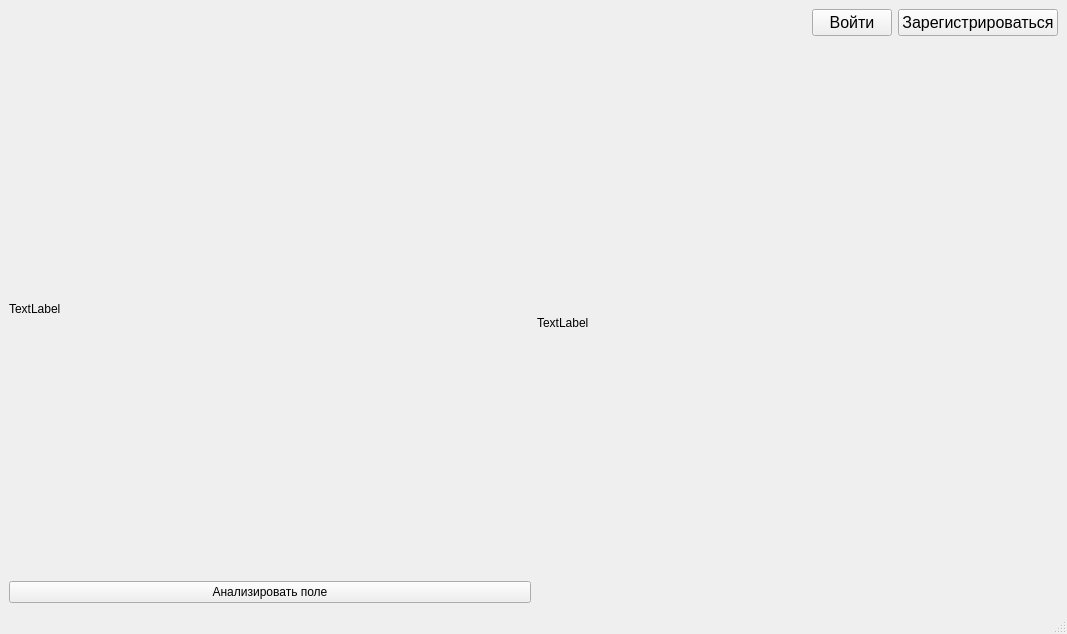
First picture: the form in descktop/hak/form.ui, repository Maxim-5GHZ/ADDCODEHACK25, before the edit.
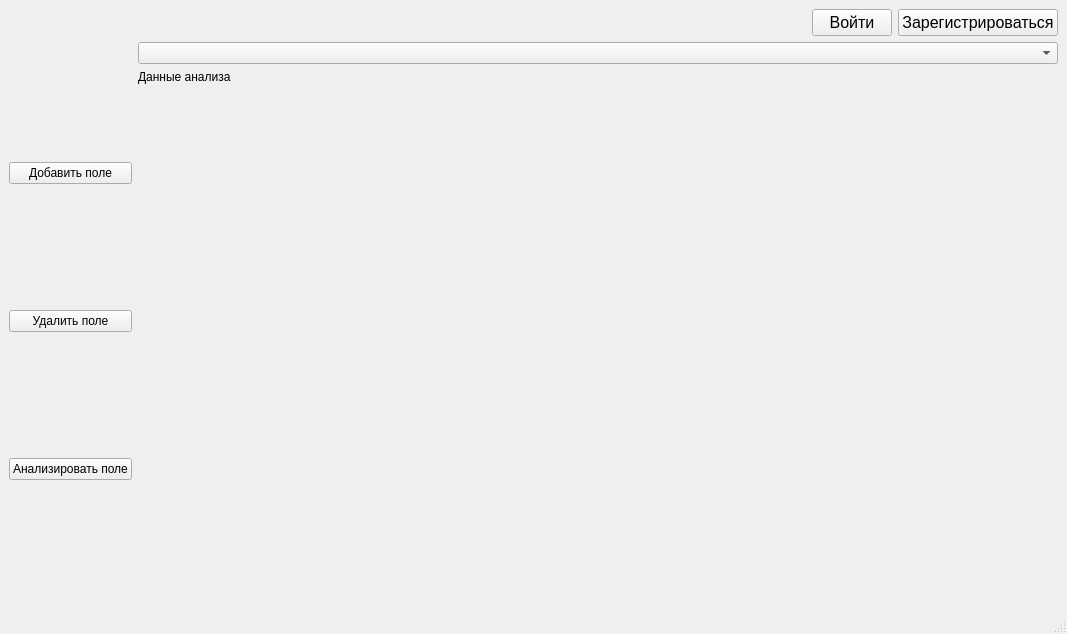
Second picture: the form after the edit.

Diff of the .ui file:
```diff
--- a/descktop/hak/form.ui
+++ b/descktop/hak/form.ui
@@ -77,9 +77,16 @@
         <item>
          <layout class="QVBoxLayout" name="verticalLayout_4">
           <item>
-           <widget class="QLabel" name="label_analyze">
+           <widget class="QPushButton" name="pushButton_add_field">
             <property name="text">
-             <string>TextLabel</string>
+             <string>Добавить поле</string>
+            </property>
+           </widget>
+          </item>
+          <item>
+           <widget class="QPushButton" name="pushButton_delite_field">
+            <property name="text">
+             <string>Удалить поле</string>
             </property>
            </widget>
           </item>
@@ -95,11 +102,44 @@
        </layout>
       </item>
       <item>
+       <layout class="QVBoxLayout" name="verticalLayout_5">
+        <item>
+         <widget class="QComboBox" name="comboBox_field"/>
+        </item>
+        <item>
        <widget class="QLabel" name="label_history">
         <property name="text">
-         <string>TextLabel</string>
-        </property>
-       </widget>
+           <string>Данные анализа</string>
+          </property>
+         </widget>
+        </item>
+        <item>
+         <spacer name="horizontalSpacer_2">
+          <property name="orientation">
+           <enum>Qt::Horizontal</enum>
+          </property>
+          <property name="sizeHint" stdset="0">
+           <size>
+            <width>40</width>
+            <height>20</height>
+           </size>
+          </property>
+         </spacer>
+        </item>
+        <item>
+         <spacer name="verticalSpacer">
+          <property name="orientation">
+           <enum>Qt::Vertical</enum>
+          </property>
+          <property name="sizeHint" stdset="0">
+           <size>
+            <width>20</width>
+            <height>40</height>
+           </size>
+          </property>
+         </spacer>
+        </item>
+       </layout>
       </item>
      </layout>
     </item>
```
Left out of the diff: 11 changed lines with no effect on the pictures. Lines whose indentation alone changed are shown as unchanged.
